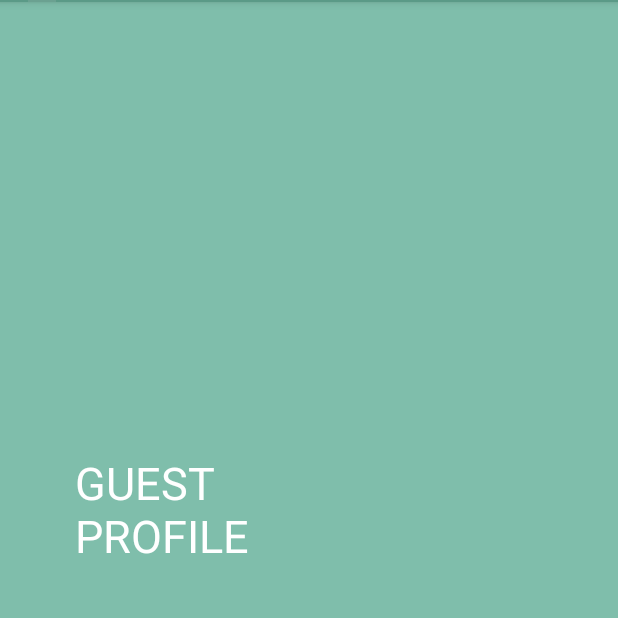
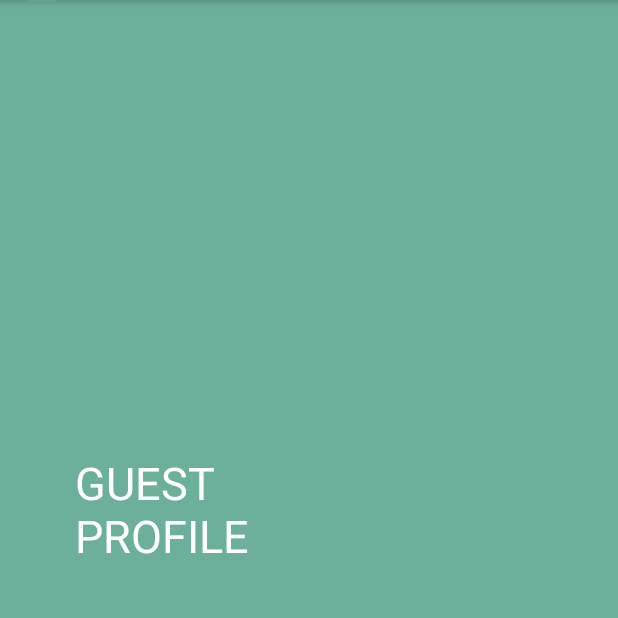
Before and after one commit to svarh/SWE-UT4, an Android app: the fragment GuestProfileFragment placed in its activity, on a phone screen of 412 x 824 dp, the top half of it. Run offline under Robolectric (Android 15) with nearby library versions, the phone set to English and light mode, and no system bars; 1 statement that could not run was skipped.

Commit message:
Added color #6CAF9B (green) to fragment bg

```diff
--- a/app/src/main/res/layout/fragment_guest_profile.xml
+++ b/app/src/main/res/layout/fragment_guest_profile.xml
@@ -3,10 +3,10 @@
     xmlns:tools="http://schemas.android.com/tools"
     android:layout_width="match_parent"
     android:layout_height="match_parent"
-    android:background="@color/background"
+    android:background="@color/green"
     tools:context=".GuestProfileFragment">
 
-    <!-- TODO: Update blank fragment layout -->
+
     <TextView
         android:layout_width="wrap_content"
         android:layout_height="68dp"
--- a/app/src/main/res/layout/fragment_help.xml
+++ b/app/src/main/res/layout/fragment_help.xml
@@ -3,7 +3,7 @@
     xmlns:tools="http://schemas.android.com/tools"
     android:layout_width="match_parent"
     android:layout_height="match_parent"
-    android:background="@color/background"
+    android:background="@color/green"
     tools:context=".HelpFragment">
 
     <!-- TODO: Update blank fragment layout -->
--- a/app/src/main/res/layout/fragment_logout.xml
+++ b/app/src/main/res/layout/fragment_logout.xml
@@ -3,7 +3,7 @@
     xmlns:tools="http://schemas.android.com/tools"
     android:layout_width="match_parent"
     android:layout_height="match_parent"
-    android:background="@color/background"
+    android:background="@color/green"
     tools:context=".LogoutFragment">
 
     <!-- TODO: Update blank fragment layout -->
--- a/app/src/main/res/layout/fragment_settings.xml
+++ b/app/src/main/res/layout/fragment_settings.xml
@@ -3,10 +3,10 @@
     xmlns:tools="http://schemas.android.com/tools"
     android:layout_width="match_parent"
     android:layout_height="match_parent"
-    android:background="@color/background"
+    android:background="@color/green"
     tools:context=".SettingsFragment">
 
-    <!-- TODO: Update blank fragment layout -->
+
     <TextView
         android:layout_width="wrap_content"
         android:layout_height="68dp"
--- a/app/src/main/res/values/colors.xml
+++ b/app/src/main/res/values/colors.xml
@@ -10,4 +10,5 @@
     <color name="red">#E40808</color>
     <color name="background">#7FBEAB</color>
     <color name="button_color">#2DE1C2</color>
+    <color name="green">#6CAF9B</color>
 </resources>
```
